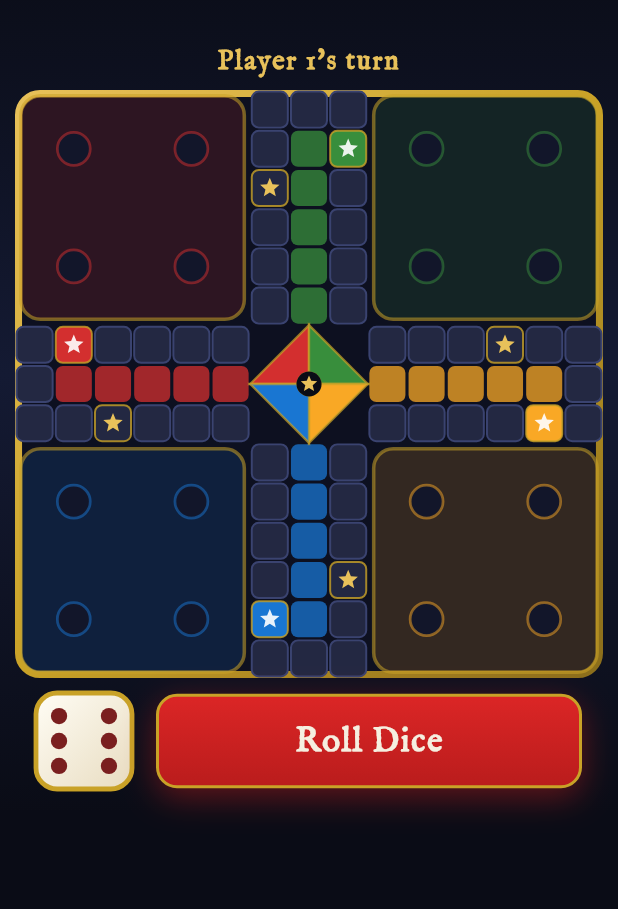
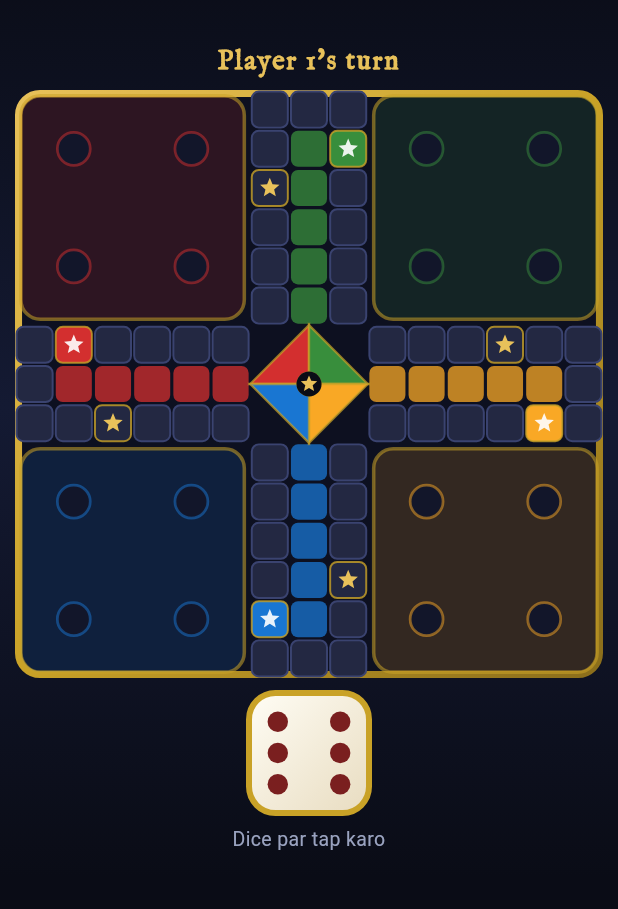
Before and after one commit to gamxsharma305-png/Ludogmax, a Flutter app: the GameplayScreen screen opened directly with empty values, on a phone screen of 412 x 824 dp, the part 63-972 px from its top. Run offline on Flutter 3.47's test engine with Material 3 defaults, Android fonts, the phone set to English and light mode, and no system bars; our stand-ins replace audioplayers, shared_preferences; accounts and stored records are empty.

Commit message:
Gameplay: tappable dice (no Roll button) + Ludo King step-by-step token animation

```diff
--- a/lib/screens/gameplay_screen.dart
+++ b/lib/screens/gameplay_screen.dart
@@ -37,6 +37,11 @@ class _GameplayScreenState extends State<GameplayScreen>
   String? taunt;
   late AnimationController _glow;
   Timer? _aiTimer;
+  // Step-by-step token animation (Ludo King style): while a token moves,
+  // BoardPainter paints it at _animProgress instead of its real progress.
+  // Game state only changes when game.moveToken() runs after the animation.
+  String? _animTokenKey;
+  int? _animProgress;
 
   @override
   void initState() {
@@ -146,7 +151,44 @@ class _GameplayScreenState extends State<GameplayScreen>
     }
   }
 
-  void _doMove(int token) {
+  /// Moves [token] with a Ludo King style step-by-step animation, then
+  /// applies the real game move (captures, win check, extra turns).
+  Future<void> _doMove(int token) async {
+    if (!mounted || game.gameOver) return;
+    // Lock input for the whole animation so nothing can interrupt it.
+    setState(() => inputLocked = true);
+
+    // --- Visual step-by-step animation (game state untouched) ---
+    final startProg = game.progress[game.turn][token];
+    final diceVal = game.dice ?? 1;
+    final endProg =
+        startProg == -1 ? 0 : (startProg + diceVal).clamp(0, 56);
+    _animTokenKey = '${game.turn}:$token';
+    _animProgress = startProg;
+    if (mounted) setState(() {});
+    if (startProg == -1) {
+      // Leaving base: hop from the base spot onto the start cell.
+      await Future.delayed(const Duration(milliseconds: 200));
+      if (!mounted) return;
+      _animProgress = 0;
+      SoundService().play('move');
+      if (mounted) setState(() {});
+      await Future.delayed(const Duration(milliseconds: 150));
+    } else {
+      // Walk one cell at a time, ~180ms per step, with a sound per step.
+      for (var step = startProg + 1; step <= endProg; step++) {
+        await Future.delayed(const Duration(milliseconds: 180));
+        if (!mounted) return;
+        _animProgress = step;
+        SoundService().play('move');
+        if (mounted) setState(() {});
+      }
+    }
+    // Animation done — clear the visual override before the real move.
+    _animTokenKey = null;
+    _animProgress = null;
+
+    // --- Real game move (unchanged original logic) ---
     if (!mounted || game.gameOver) return;
     final res = game.moveToken(token);
     SoundService().play(res.captured ? 'capture' : 'move');
@@ -293,6 +335,8 @@ class _GameplayScreenState extends State<GameplayScreen>
                               boardTheme: widget.boardTheme,
                               movableKeys: movableKeys,
                               glow: _glow.value,
+                              animTokenKey: _animTokenKey,
+                              animProgress: _animProgress,
                             ),
                           ),
                         ),
@@ -467,17 +511,21 @@ class _GameplayScreenState extends State<GameplayScreen>
         !game.gameOver;
     return Padding(
       padding: const EdgeInsets.symmetric(horizontal: 24),
-      child: Row(
+      child: Column(
         children: [
-          DiceWidget(
-              value: displayDice, rolling: rolling, size: 64),
-          const SizedBox(width: 16),
-          Expanded(
-            child: GoldButton(
-              label: 'Roll Dice',
-              fontSize: 22,
-              onTap: canRoll ? _humanRoll : null,
-            ),
+          // Tappable dice (Ludo King style) — no Roll Dice button.
+          GestureDetector(
+            onTap: canRoll ? _humanRoll : null,
+            child: DiceWidget(
+                value: displayDice, rolling: rolling, size: 80),
+          ),
+          const SizedBox(height: 8),
+          Text(
+            canRoll
+                ? 'Dice par tap karo'
+                : _playerName(game.turn),
+            style: GenjiTheme.bodyMuted,
+            textAlign: TextAlign.center,
           ),
         ],
       ),
```
